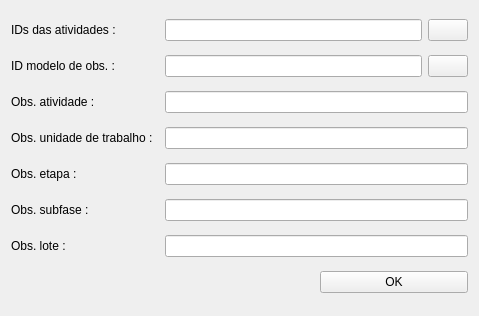
The window that sap/uis/fillComments.ui (dsgoficial/SAP_Gerente) describes before a commit, drawn with Qt 5.
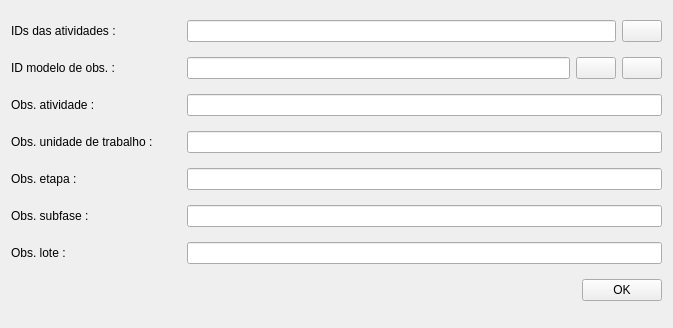
The same window after the commit.

```diff
--- a/sap/uis/fillComments.ui
+++ b/sap/uis/fillComments.ui
@@ -6,8 +6,8 @@
    <rect>
     <x>0</x>
     <y>0</y>
-    <width>479</width>
-    <height>316</height>
+    <width>673</width>
+    <height>328</height>
    </rect>
   </property>
   <property name="windowTitle">
@@ -15,14 +15,32 @@
   </property>
   <layout class="QGridLayout" name="gridLayout">
    <item row="0" column="0">
+    <layout class="QHBoxLayout" name="horizontalLayout">
+     <item>
     <widget class="QLabel" name="label">
+       <property name="sizePolicy">
+        <sizepolicy hsizetype="Fixed" vsizetype="Preferred">
+         <horstretch>0</horstretch>
+         <verstretch>0</verstretch>
+        </sizepolicy>
+       </property>
+       <property name="minimumSize">
+        <size>
+         <width>170</width>
+         <height>0</height>
+        </size>
+       </property>
+       <property name="maximumSize">
+        <size>
+         <width>170</width>
+         <height>16777215</height>
+        </size>
+       </property>
      <property name="text">
       <string>IDs das atividades :</string>
      </property>
     </widget>
    </item>
-   <item row="0" column="1" colspan="2">
-    <layout class="QHBoxLayout" name="horizontalLayout">
      <item>
       <widget class="QLineEdit" name="activityIdLe"/>
      </item>
@@ -36,17 +54,42 @@
     </layout>
    </item>
    <item row="1" column="0">
+    <layout class="QHBoxLayout" name="horizontalLayout_2">
+     <item>
     <widget class="QLabel" name="label_7">
+       <property name="sizePolicy">
+        <sizepolicy hsizetype="Fixed" vsizetype="Preferred">
+         <horstretch>0</horstretch>
+         <verstretch>0</verstretch>
+        </sizepolicy>
+       </property>
+       <property name="minimumSize">
+        <size>
+         <width>170</width>
+         <height>0</height>
+        </size>
+       </property>
+       <property name="maximumSize">
+        <size>
+         <width>170</width>
+         <height>16777215</height>
+        </size>
+       </property>
      <property name="text">
       <string>ID modelo de obs. :</string>
      </property>
     </widget>
    </item>
-   <item row="1" column="1" colspan="2">
-    <layout class="QHBoxLayout" name="horizontalLayout_2">
      <item>
       <widget class="QLineEdit" name="idTemplateLe"/>
      </item>
+     <item>
+      <widget class="QPushButton" name="getTemplateBtn">
+       <property name="text">
+        <string/>
+       </property>
+      </widget>
+     </item>
      <item>
       <widget class="QPushButton" name="refreshBtn">
        <property name="text">
@@ -57,56 +100,168 @@
     </layout>
    </item>
    <item row="2" column="0">
+    <layout class="QHBoxLayout" name="horizontalLayout_3">
+     <item>
     <widget class="QLabel" name="label_2">
+       <property name="sizePolicy">
+        <sizepolicy hsizetype="Fixed" vsizetype="Preferred">
+         <horstretch>0</horstretch>
+         <verstretch>0</verstretch>
+        </sizepolicy>
+       </property>
+       <property name="minimumSize">
+        <size>
+         <width>170</width>
+         <height>0</height>
+        </size>
+       </property>
+       <property name="maximumSize">
+        <size>
+         <width>170</width>
+         <height>16777215</height>
+        </size>
+       </property>
      <property name="text">
       <string>Obs. atividade :</string>
      </property>
     </widget>
    </item>
-   <item row="2" column="1" colspan="2">
+     <item>
     <widget class="QLineEdit" name="obsActivityLe"/>
    </item>
+    </layout>
+   </item>
    <item row="3" column="0">
+    <layout class="QHBoxLayout" name="horizontalLayout_4">
+     <item>
     <widget class="QLabel" name="label_3">
+       <property name="sizePolicy">
+        <sizepolicy hsizetype="Fixed" vsizetype="Preferred">
+         <horstretch>0</horstretch>
+         <verstretch>0</verstretch>
+        </sizepolicy>
+       </property>
+       <property name="minimumSize">
+        <size>
+         <width>170</width>
+         <height>0</height>
+        </size>
+       </property>
+       <property name="maximumSize">
+        <size>
+         <width>170</width>
+         <height>16777215</height>
+        </size>
+       </property>
      <property name="text">
       <string>Obs. unidade de trabalho :</string>
      </property>
     </widget>
    </item>
-   <item row="3" column="1" colspan="2">
+     <item>
     <widget class="QLineEdit" name="obsWorkspaceLe"/>
    </item>
+    </layout>
+   </item>
    <item row="4" column="0">
+    <layout class="QHBoxLayout" name="horizontalLayout_5">
+     <item>
     <widget class="QLabel" name="label_4">
+       <property name="sizePolicy">
+        <sizepolicy hsizetype="Fixed" vsizetype="Preferred">
+         <horstretch>0</horstretch>
+         <verstretch>0</verstretch>
+        </sizepolicy>
+       </property>
+       <property name="minimumSize">
+        <size>
+         <width>170</width>
+         <height>0</height>
+        </size>
+       </property>
+       <property name="maximumSize">
+        <size>
+         <width>170</width>
+         <height>16777215</height>
+        </size>
+       </property>
      <property name="text">
       <string>Obs. etapa :</string>
      </property>
     </widget>
    </item>
-   <item row="4" column="1" colspan="2">
+     <item>
     <widget class="QLineEdit" name="obsStepLe"/>
    </item>
+    </layout>
+   </item>
    <item row="5" column="0">
+    <layout class="QHBoxLayout" name="horizontalLayout_6">
+     <item>
     <widget class="QLabel" name="label_5">
+       <property name="sizePolicy">
+        <sizepolicy hsizetype="Fixed" vsizetype="Preferred">
+         <horstretch>0</horstretch>
+         <verstretch>0</verstretch>
+        </sizepolicy>
+       </property>
+       <property name="minimumSize">
+        <size>
+         <width>170</width>
+         <height>0</height>
+        </size>
+       </property>
+       <property name="maximumSize">
+        <size>
+         <width>170</width>
+         <height>16777215</height>
+        </size>
+       </property>
      <property name="text">
       <string>Obs. subfase :</string>
      </property>
     </widget>
    </item>
-   <item row="5" column="1" colspan="2">
+     <item>
     <widget class="QLineEdit" name="obsSubfaseLe"/>
    </item>
+    </layout>
+   </item>
    <item row="6" column="0">
+    <layout class="QHBoxLayout" name="horizontalLayout_7">
+     <item>
     <widget class="QLabel" name="label_6">
+       <property name="sizePolicy">
+        <sizepolicy hsizetype="Fixed" vsizetype="Preferred">
+         <horstretch>0</horstretch>
+         <verstretch>0</verstretch>
+        </sizepolicy>
+       </property>
+       <property name="minimumSize">
+        <size>
+         <width>170</width>
+         <height>0</height>
+        </size>
+       </property>
+       <property name="maximumSize">
+        <size>
+         <width>170</width>
+         <height>16777215</height>
+        </size>
+       </property>
      <property name="text">
       <string>Obs. lote :</string>
      </property>
     </widget>
    </item>
-   <item row="6" column="1" colspan="2">
+     <item>
     <widget class="QLineEdit" name="obsLotLe"/>
    </item>
-   <item row="7" column="0" colspan="2">
+    </layout>
+   </item>
+   <item row="7" column="0">
+    <layout class="QHBoxLayout" name="horizontalLayout_8">
+     <item>
     <spacer name="horizontalSpacer">
      <property name="orientation">
       <enum>Qt::Horizontal</enum>
@@ -119,12 +274,14 @@
      </property>
     </spacer>
    </item>
-   <item row="7" column="2">
+     <item>
     <widget class="QPushButton" name="okBtn">
      <property name="text">
       <string>OK</string>
      </property>
     </widget>
+     </item>
+    </layout>
    </item>
   </layout>
  </widget>
```
Lines whose indentation alone changed are shown as unchanged.
